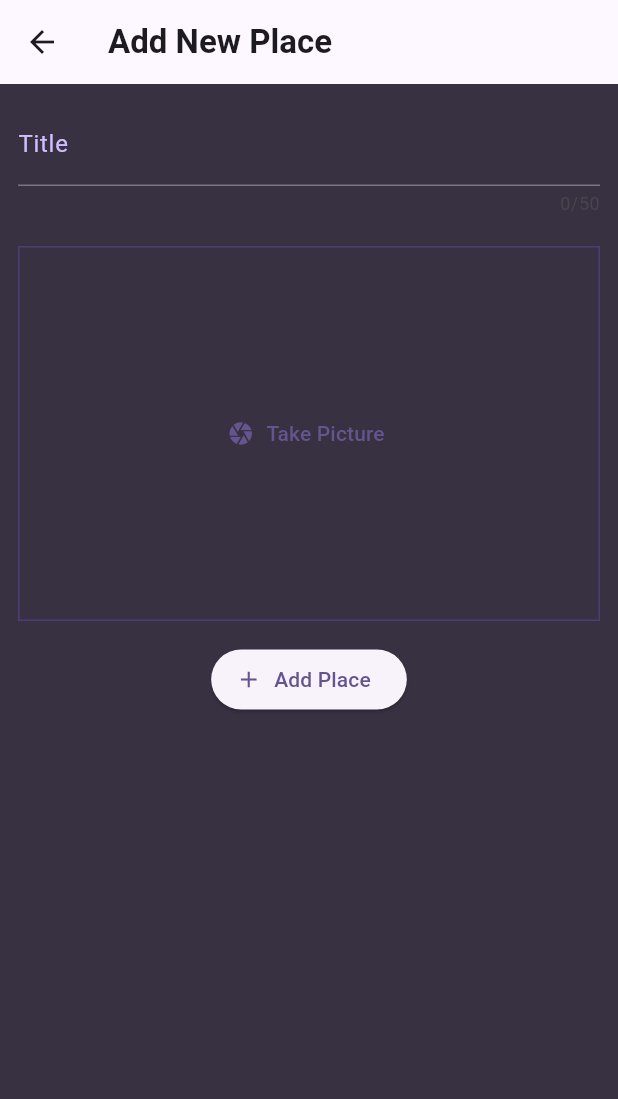
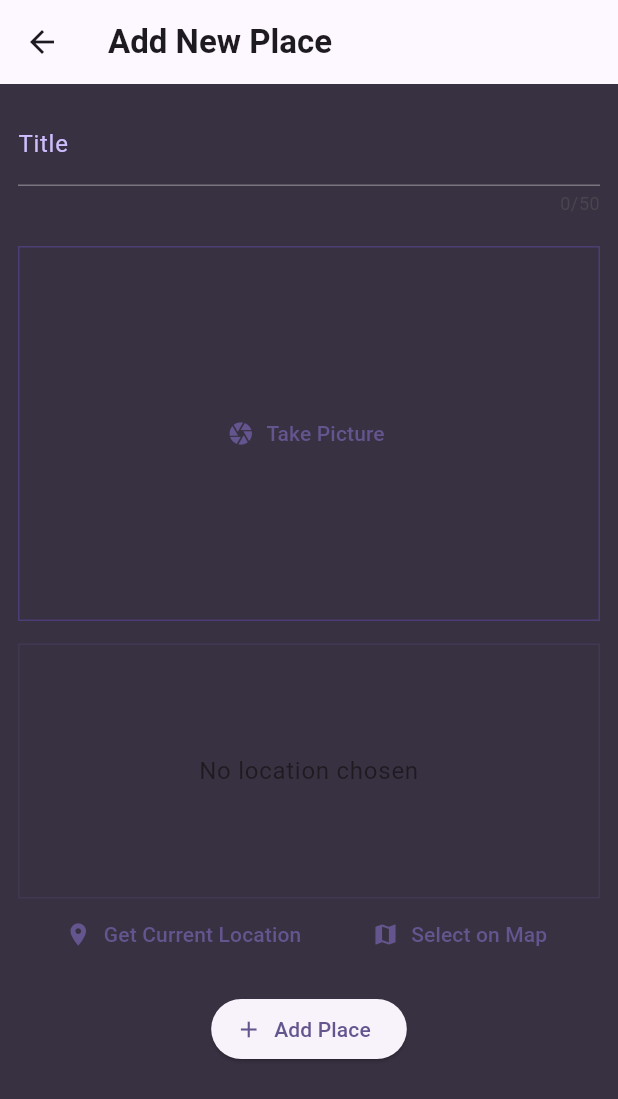
Before and after one commit to Huzaifa-Quadri/Native-Device-Features, a Flutter app: the AddPlace screen opened directly, on a phone screen of 412 x 824 dp. Shown: the top 1099 px of the screen. Run offline on Flutter 3.47's test engine with Material 3 defaults, Android fonts, the light colour scheme and no system bars; our stand-ins replace flutter_riverpod, google_fonts, image_picker, location.

Commit message:
Location Package Added

```diff
--- a/lib/Screens/addplace.dart
+++ b/lib/Screens/addplace.dart
@@ -1,6 +1,7 @@
 import 'dart:io';
 
 import 'package:favourite_places_app/Widget/image_input.dart';
+import 'package:favourite_places_app/Widget/location_input.dart';
 import 'package:favourite_places_app/providers/entered_places.dart';
 import 'package:flutter/material.dart';
 import 'package:flutter_riverpod/flutter_riverpod.dart';
@@ -61,6 +62,8 @@
                },
             ),
             const SizedBox(height: 15,),
+            const LocationInput(),
+            const SizedBox(height: 15,),
 
             ElevatedButton.icon(
               onPressed: _savePlace,
--- /dev/null
+++ b/lib/Widget/location_input.dart
@@ -0,0 +1,180 @@
+import 'package:flutter/material.dart';
+import 'package:location/location.dart';
+
+class LocationInput extends StatefulWidget {
+  const LocationInput({super.key});
+
+  @override
+  State<LocationInput> createState() {
+    return _LocationInputState();
+  }
+}
+
+class _LocationInputState extends State<LocationInput> {
+//   Location? _pickedLocation;
+//   var _isGettingLocation = false;
+
+//   void _getCurrentLocation() async {
+//     Location location = Location();
+
+//     bool serviceEnabled;
+//     PermissionStatus permissionGranted;
+//     LocationData locationData;
+
+//     serviceEnabled = await location.serviceEnabled();
+//     if (!serviceEnabled) {
+//       serviceEnabled = await location.requestService();
+//       if (!serviceEnabled) {
+//         return;
+//       }
+//     }
+
+//     permissionGranted = await location.hasPermission();
+//     if (permissionGranted == PermissionStatus.denied) {
+//       permissionGranted = await location.requestPermission();
+//       if (permissionGranted != PermissionStatus.granted) {
+//         return;
+//       }
+//     }
+
+//     setState(() {
+//       _isGettingLocation = true;
+//     });
+
+//     locationData = await location.getLocation();
+
+//     setState(() {
+//       _isGettingLocation = false;
+//     });
+
+//     print(locationData.latitude);
+//     print(locationData.longitude);
+//   }
+
+//   @override
+//   Widget build(BuildContext context) {
+//     return Column(
+//       children: [
+//         Container(
+//           height: 250,
+//           width: double.infinity,
+//           alignment: Alignment.center,
+//           decoration: BoxDecoration(
+//             border: Border.all(
+//               width: 1,
+//               color: Theme.of(context).colorScheme.inversePrimary,
+//             ),
+//           ),
+//           child: Text(
+//             "No Location Chosen",
+//             textAlign: TextAlign.center,
+//             style: Theme.of(context).textTheme.bodyLarge!.copyWith(
+//                 color: Theme.of(context).colorScheme.onPrimaryContainer),
+//           ),
+//         ),
+//         Row(
+//           mainAxisAlignment: MainAxisAlignment.spaceEvenly,
+//           children: [
+//             TextButton.icon(
+//                 onPressed: () {},
+//                 icon: const Icon(Icons.location_on),
+//                 label: const Text("Get Cirrent Location")),
+//             TextButton.icon(
+//                 onPressed: () {},
+//                 icon: const Icon(Icons.map),
+//                 label: const Text("Select on Map")),
+//           ],
+//         )
+//       ],
+//     );
+//   }
+// }
+
+  /* Max's Code (Copied as it is) */
+Location? _pickedLocation;
+  var _isGettingLocation = false;
+
+  void _getCurrentLocation() async {
+    Location location = Location();
+
+    bool serviceEnabled;
+    PermissionStatus permissionGranted;
+    LocationData locationData;
+
+    serviceEnabled = await location.serviceEnabled();
+    if (!serviceEnabled) {
+      serviceEnabled = await location.requestService();
+      if (!serviceEnabled) {
+        return;
+      }
+    }
+
+    permissionGranted = await location.hasPermission();
+    if (permissionGranted == PermissionStatus.denied) {
+      permissionGranted = await location.requestPermission();
+      if (permissionGranted != PermissionStatus.granted) {
+        return;
+      }
+    }
+
+    setState(() {
+      _isGettingLocation = true;
+    });
+
+    locationData = await location.getLocation();
+
+    setState(() {
+      _isGettingLocation = false;
+    });
+
+    print(locationData.latitude);
+    print(locationData.longitude);
+  }
+
+  @override
+  Widget build(BuildContext context) {
+    Widget previewContent = Text(
+      'No location chosen',
+      textAlign: TextAlign.center,
+      style: Theme.of(context).textTheme.bodyLarge!.copyWith(
+            color: Theme.of(context).colorScheme.onBackground,
+          ),
+    );
+
+    if (_isGettingLocation) {
+      previewContent = const CircularProgressIndicator();
+    }
+
+    return Column(
+      children: [
+        Container(
+          height: 170,
+          width: double.infinity,
+          alignment: Alignment.center,
+          decoration: BoxDecoration(
+            border: Border.all(
+              width: 1,
+              color: Theme.of(context).colorScheme.primary.withOpacity(0.2),
+            ),
+          ),
+          child: previewContent,
+        ),
+        Row(
+          mainAxisAlignment: MainAxisAlignment.spaceEvenly,
+          children: [
+            TextButton.icon(
+              icon: const Icon(Icons.location_on),
+              label: const Text('Get Current Location'),
+              onPressed: _getCurrentLocation,
+            ),
+            TextButton.icon(
+              icon: const Icon(Icons.map),
+              label: const Text('Select on Map'),
+              onPressed: () {},
+            ),
+          ],
+        ),
+      ],
+    );
+  }
+}
--- a/pubspec.yaml
+++ b/pubspec.yaml
@@ -40,6 +40,7 @@
   flutter_riverpod: ^2.5.1
   riverpod_annotation: ^2.3.5
   image_picker: ^1.0.7
+  location: ^5.0.0-dev.8
 
 dev_dependencies:
   flutter_test:
```
Also changed, not shown: pubspec.lock, 2 other files.
